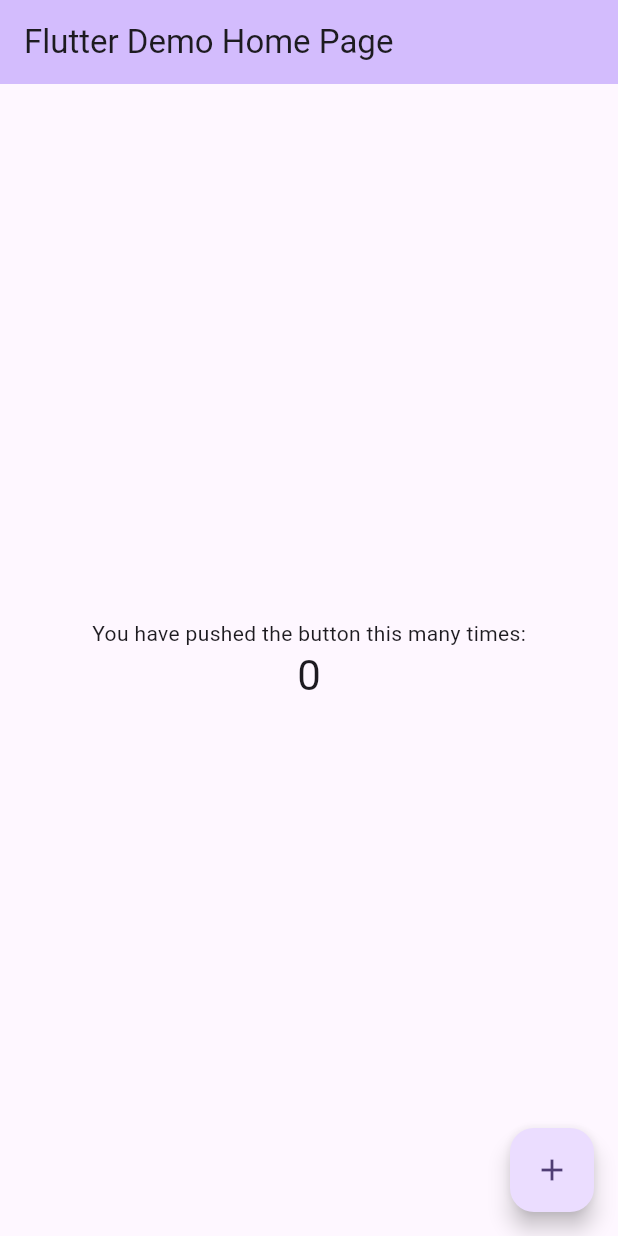
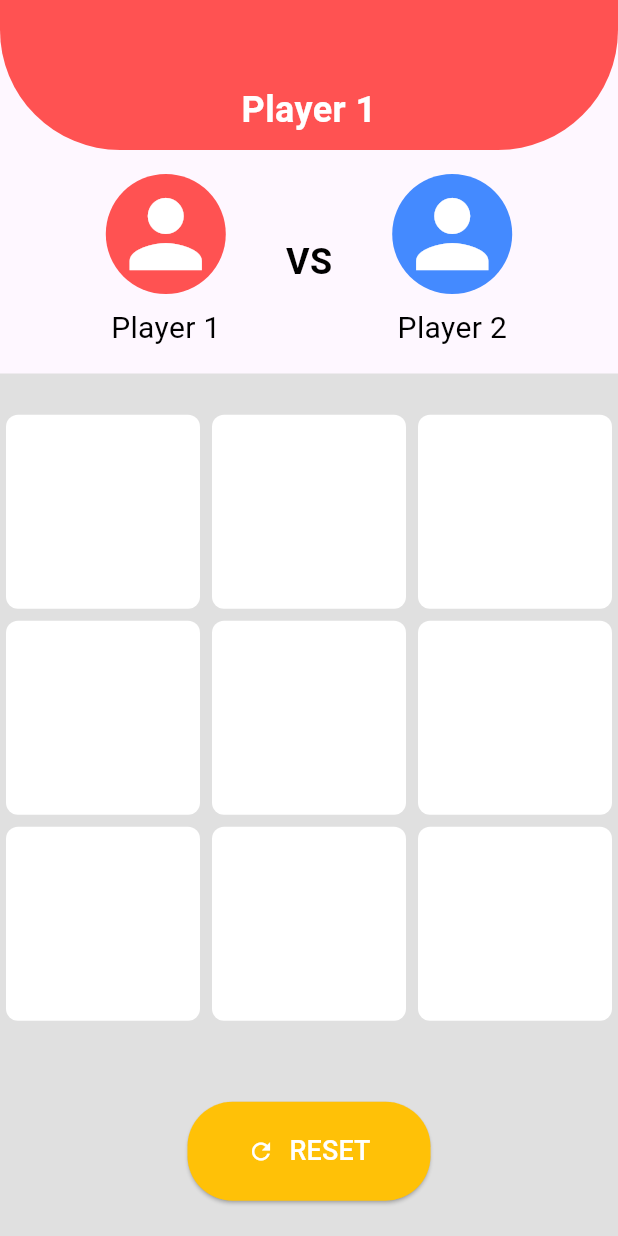
Before and after one commit to rai03k/tic-tac-toe-app, a Flutter app: the screen it shows after launch, on a phone screen of 412 x 824 dp. Run offline on Flutter 3.47's test engine with Material 3 defaults, Android fonts, the light colour scheme and no system bars.

Commit message:
update:９割できたやつ

```diff
--- a/lib/main.dart
+++ b/lib/main.dart
@@ -4,122 +4,289 @@ void main() {
   runApp(const MyApp());
 }
 
+// アプリ全体の構成を定義するクラス
 class MyApp extends StatelessWidget {
   const MyApp({super.key});
 
-  // This widget is the root of your application.
   @override
   Widget build(BuildContext context) {
-    return MaterialApp(
-      title: 'Flutter Demo',
-      theme: ThemeData(
-        // This is the theme of your application.
-        //
-        // TRY THIS: Try running your application with "flutter run". You'll see
-        // the application has a blue toolbar. Then, without quitting the app,
-        // try changing the seedColor in the colorScheme below to Colors.green
-        // and then invoke "hot reload" (save your changes or press the "hot
-        // reload" button in a Flutter-supported IDE, or press "r" if you used
-        // the command line to start the app).
-        //
-        // Notice that the counter didn't reset back to zero; the application
-        // state is not lost during the reload. To reset the state, use hot
-        // restart instead.
-        //
-        // This works for code too, not just values: Most code changes can be
-        // tested with just a hot reload.
-        colorScheme: ColorScheme.fromSeed(seedColor: Colors.deepPurple),
-        useMaterial3: true,
-      ),
-      home: const MyHomePage(title: 'Flutter Demo Home Page'),
+    return const MaterialApp(
+      title: 'Tic Tac Toe',
+      home: TicTacToe(),
     );
   }
 }
 
-class MyHomePage extends StatefulWidget {
-  const MyHomePage({super.key, required this.title});
-
-  // This widget is the home page of your application. It is stateful, meaning
-  // that it has a State object (defined below) that contains fields that affect
-  // how it looks.
-
-  // This class is the configuration for the state. It holds the values (in this
-  // case the title) provided by the parent (in this case the App widget) and
-  // used by the build method of the State. Fields in a Widget subclass are
-  // always marked "final".
-
-  final String title;
+// Tic Tac ToeのゲームロジックとUIを管理するクラス
+class TicTacToe extends StatefulWidget {
+  const TicTacToe({super.key});
 
   @override
-  State<MyHomePage> createState() => _MyHomePageState();
+  _TicTacToeState createState() => _TicTacToeState();
 }
 
-class _MyHomePageState extends State<MyHomePage> {
-  int _counter = 0;
+class _TicTacToeState extends State<TicTacToe> {
+  List<String> _board = List.generate(9, (index) => ' '); // ボードの初期化
+  bool _isX = true;
+  String _winner = '';
+  List<int> _winningBlocks = [];
+  List<int> _xMoves = []; // Xの移動履歴を追跡
+  List<int> _oMoves = []; // Oの移動履歴を追跡
+  int? _fadedIndex; // 薄い色に変更されるマークのインデックス
 
-  void _incrementCounter() {
+  void _resetBoard() {
     setState(() {
-      // This call to setState tells the Flutter framework that something has
-      // changed in this State, which causes it to rerun the build method below
-      // so that the display can reflect the updated values. If we changed
-      // _counter without calling setState(), then the build method would not be
-      // called again, and so nothing would appear to happen.
-      _counter++;
+      _board = List.generate(9, (index) => ' '); // ボードをリセット時に再初期化
+      _isX = true;
+      _winner = '';
+      _winningBlocks = [];
+      _xMoves = [];
+      _oMoves = [];
+      _fadedIndex = null;
     });
+  }
+
+  void _handleTap(int index) {
+    // 既にマークがある場所、または勝者が決まった後の場所には置けないようにする
+    if (_board[index] != ' ' || _winner != '') return;
+
+    // 現在の3つのマークの中で最も古いマークが消える場所には置けないようにする
+    if (_isX && _xMoves.length == 3 && index == _xMoves[0]) return;
+    if (!_isX && _oMoves.length == 3 && index == _oMoves[0]) return;
+
+    // UIを更新
+    setState(() {
+      if (_isX) {
+        _board[index] = 'X';
+        _xMoves.add(index);
+        if (_xMoves.length > 3) {
+          int oldIndex = _xMoves.removeAt(0);
+          _board[oldIndex] = ' '; // 消されたマークの場所を空に戻す
+        }
+      } else {
+        _board[index] = 'O';
+        _oMoves.add(index);
+        if (_oMoves.length > 3) {
+          int oldIndex = _oMoves.removeAt(0);
+          _board[oldIndex] = ' '; // 消されたマークの場所を空に戻す
+        }
+      }
+
+      _winner = _checkWinner();
+      _isX = !_isX;
+
+      // 4つ目のマークが置かれる前に、最初のマークを薄く表示する
+      _handleMove();
+    });
+  }
+
+  void _handleMove() {
+    // 3つ前のマークを薄い色にするロジック
+    if (_isX && _xMoves.length == 3) {
+      _fadedIndex = _xMoves[0];
+    } else if (!_isX && _oMoves.length == 3) {
+      _fadedIndex = _oMoves[0];
+    } else {
+      _fadedIndex = null; // 3つ未満の場合は薄く表示するマークがない
+    }
+  }
+
+  String _checkWinner() {
+    const List<List<int>> winPatterns = [
+      [0, 1, 2],
+      [3, 4, 5],
+      [6, 7, 8],
+      [0, 3, 6],
+      [1, 4, 7],
+      [2, 5, 8],
+      [0, 4, 8],
+      [2, 4, 6],
+    ];
+
+    for (var pattern in winPatterns) {
+      String first = _board[pattern[0]];
+      if (first != ' ' &&
+          first == _board[pattern[1]] &&
+          first == _board[pattern[2]]) {
+        setState(() {
+          _winningBlocks = pattern;
+        });
+        return first;
+      }
+    }
+
+    return _board.contains(' ') ? '' : 'Draw';
   }
 
   @override
   Widget build(BuildContext context) {
-    // This method is rerun every time setState is called, for instance as done
-    // by the _incrementCounter method above.
-    //
-    // The Flutter framework has been optimized to make rerunning build methods
-    // fast, so that you can just rebuild anything that needs updating rather
-    // than having to individually change instances of widgets.
+    Color topColor;
+    String topText;
+
+    if (_winner == 'X') {
+      topColor = Colors.redAccent;
+      topText = 'Player 1 Wins!';
+    } else if (_winner == 'O') {
+      topColor = Colors.blueAccent;
+      topText = 'Player 2 Wins!';
+    } else {
+      topColor = _isX ? Colors.redAccent : Colors.blueAccent;
+      topText = _isX ? 'Player 1' : 'Player 2';
+    }
+
     return Scaffold(
-      appBar: AppBar(
-        // TRY THIS: Try changing the color here to a specific color (to
-        // Colors.amber, perhaps?) and trigger a hot reload to see the AppBar
-        // change color while the other colors stay the same.
-        backgroundColor: Theme.of(context).colorScheme.inversePrimary,
-        // Here we take the value from the MyHomePage object that was created by
-        // the App.build method, and use it to set our appbar title.
-        title: Text(widget.title),
+      body: Column(
+        children: <Widget>[
+          Container(
+            padding: const EdgeInsets.only(bottom: 10), // 下部にスペースを追加してさらに下に配置
+            decoration: BoxDecoration(
+              color: topColor,
+              borderRadius: const BorderRadius.only(
+                bottomLeft: Radius.circular(80),
+                bottomRight: Radius.circular(80),
               ),
-      body: Center(
-        // Center is a layout widget. It takes a single child and positions it
-        // in the middle of the parent.
-        child: Column(
-          // Column is also a layout widget. It takes a list of children and
-          // arranges them vertically. By default, it sizes itself to fit its
-          // children horizontally, and tries to be as tall as its parent.
-          //
-          // Column has various properties to control how it sizes itself and
-          // how it positions its children. Here we use mainAxisAlignment to
-          // center the children vertically; the main axis here is the vertical
-          // axis because Columns are vertical (the cross axis would be
-          // horizontal).
-          //
-          // TRY THIS: Invoke "debug painting" (choose the "Toggle Debug Paint"
-          // action in the IDE, or press "p" in the console), to see the
-          // wireframe for each widget.
+            ),
+            alignment: Alignment.bottomCenter, // 下揃えに設定
+            height: 100, // コンテナの高さを指定
+            child: Text(
+              topText,
+              style: const TextStyle(
+                color: Colors.white,
+                fontSize: 24,
+                fontWeight: FontWeight.bold,
+              ),
+              textAlign: TextAlign.center,
+            ),
+          ),
+          Container(
+            padding: const EdgeInsets.symmetric(vertical: 16),
+            child: const Row(
               mainAxisAlignment: MainAxisAlignment.center,
+              crossAxisAlignment: CrossAxisAlignment.center,
               children: <Widget>[
-            const Text(
-              'You have pushed the button this many times:',
+                Column(
+                  children: [
+                    CircleAvatar(
+                      backgroundColor: Colors.redAccent,
+                      radius: 40,
+                      child: Icon(Icons.person, color: Colors.white, size: 72),
                     ),
+                    SizedBox(height: 8),
                     Text(
-              '$_counter',
-              style: Theme.of(context).textTheme.headlineMedium,
+                      'Player 1',
+                      style: TextStyle(color: Colors.black, fontSize: 20),
+                    ),
+                  ],
+                ),
+                SizedBox(width: 40),
+                Text(
+                  'VS',
+                  style: TextStyle(color: Colors.black, fontSize: 24, fontWeight: FontWeight.bold),
+                ),
+                SizedBox(width: 40),
+                Column(
+                  children: [
+                    CircleAvatar(
+                      backgroundColor: Colors.blueAccent,
+                      radius: 40,
+                      child: Icon(Icons.person, color: Colors.white, size: 72),
+                    ),
+                    SizedBox(height: 8),
+                    Text(
+                      'Player 2',
+                      style: TextStyle(color: Colors.black, fontSize: 20),
+                    ),
+                  ],
                 ),
               ],
             ),
           ),
-      floatingActionButton: FloatingActionButton(
-        onPressed: _incrementCounter,
-        tooltip: 'Increment',
-        child: const Icon(Icons.add),
-      ), // This trailing comma makes auto-formatting nicer for build methods.
+          Expanded(
+            flex: 2,
+            child: Container(
+              color: Colors.grey[300],
+              child: Column(
+                mainAxisAlignment: MainAxisAlignment.center,
+                children: <Widget>[
+                  _buildBoard(),
+                  const SizedBox(height: 50),
+                  ElevatedButton(
+                    style: ElevatedButton.styleFrom(
+                      backgroundColor: Colors.amber,
+                      padding: const EdgeInsets.symmetric(horizontal: 40, vertical: 20),
+                      shape: RoundedRectangleBorder(
+                        borderRadius: BorderRadius.circular(30),
+                      ),
+                    ),
+                    onPressed: _resetBoard,
+                    child: const Row(
+                      mainAxisSize: MainAxisSize.min,
+                      children: [
+                        Icon(Icons.refresh, color: Colors.white),
+                        SizedBox(width: 10),
+                        Text('RESET', style: TextStyle(color: Colors.white, fontSize: 18)),
+                      ],
+                    ),
+                  ),
+                ],
+              ),
+            ),
+          ),
+        ],
+      ),
+    );
+  }
+
+  Widget _buildBoard() {
+    return GridView.builder(
+      shrinkWrap: true,
+      gridDelegate: const SliverGridDelegateWithFixedCrossAxisCount(
+        crossAxisCount: 3,
+        childAspectRatio: 1.0,
+      ),
+      itemCount: 9,
+      itemBuilder: (context, index) {
+        Color blockColor = Colors.white;
+        Color textColor;
+
+        if (_winningBlocks.contains(index)) {
+          blockColor = _board[index] == 'X' ? Colors.redAccent : Colors.blueAccent;
+          textColor = Colors.white;
+        } else if (_fadedIndex != null && index == _fadedIndex) {
+          // 3つ前のマークを薄い色で表示
+          textColor = _board[index] == 'X'
+              ? Colors.redAccent.withOpacity(0.3)
+              : Colors.blueAccent.withOpacity(0.3);
+        } else {
+          textColor = _board[index] == 'X'
+              ? Colors.redAccent
+              : _board[index] == 'O'
+              ? Colors.blueAccent
+              : Colors.transparent;
+        }
+
+        return GestureDetector(
+          onTap: () => _handleTap(index),
+          child: Container(
+            padding: const EdgeInsets.only(bottom: 10), // 下部にスペースを追加してさらに下に配置
+            margin: const EdgeInsets.all(4.0),
+            decoration: BoxDecoration(
+              color: blockColor,
+              borderRadius: BorderRadius.circular(8.0),
+            ),
+            child: Center(
+              child: Text(
+                _board[index].trim(), // 空白をトリミングして正しい表示を確認
+                style: TextStyle(
+                  fontSize: 100,
+                  fontWeight: FontWeight.bold,
+                  color: textColor, // 色を明示的に設定
+                ),
+              ),
+            ),
+          ),
+        );
+      },
     );
   }
 }
```
Also changed, not shown: 3 other files. Lines whose indentation alone changed are shown as unchanged.
